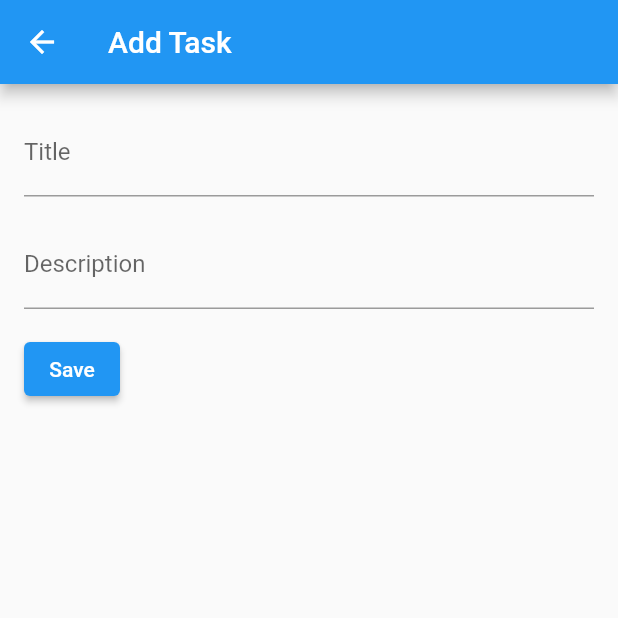
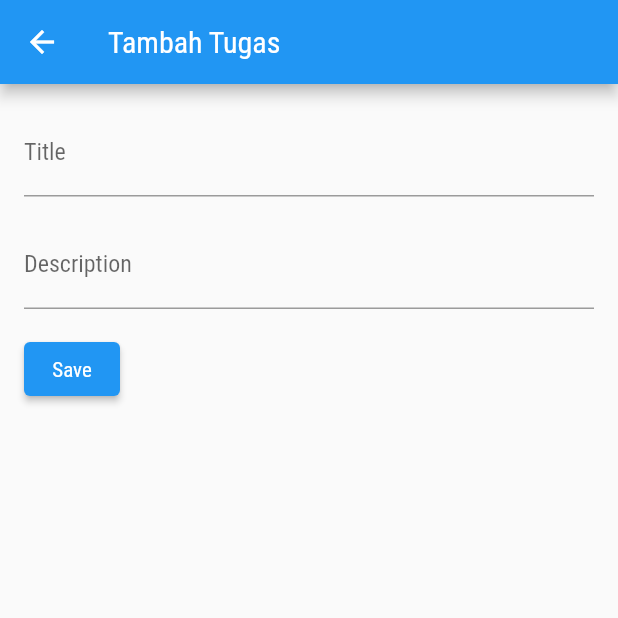
Before and after one commit to arielcatur/KelolaTugas_Mobile, a Flutter app: the HomePage screen opened directly, after a tap on the "add" icon, on a phone screen of 412 x 824 dp, the top half of it. Run offline on Flutter 3.47's test engine with Material 2 defaults, Android fonts, the phone set to English and light mode, and no system bars.

```diff
--- /dev/null
+++ b/uas_mobile/lib/halaman1.dart
@@ -0,0 +1,267 @@
+import 'package:flutter/material.dart';
+
+void main() {
+  runApp(TaskManagerApp());
+}
+
+class TaskManagerApp extends StatelessWidget {
+  const TaskManagerApp({super.key});
+
+  @override
+  Widget build(BuildContext context) {
+    return MaterialApp(
+      debugShowCheckedModeBanner: false,
+      title: 'Kelola Tugas',
+      theme: ThemeData(
+        primarySwatch: Colors.blue,
+      ),
+      home: HomePage(),
+    );
+  }
+}
+
+class HomePage extends StatefulWidget {
+  @override
+  _HomePageState createState() => _HomePageState();
+}
+
+class _HomePageState extends State<HomePage> {
+  List<Task> taskList = [];
+
+  @override
+  Widget build(BuildContext context) {
+    return Scaffold(
+      backgroundColor: Colors.lightBlue,
+      appBar: AppBar(
+        title: Text('Kelola Tugas'),
+      ),
+      body: Column(
+        children: [
+          Container(
+            margin: EdgeInsets.only(top: 20),
+            child: CircleAvatar(
+              backgroundImage: AssetImage('../assets/images/ariel.jpeg'),
+              radius: 75.0,
+            ),
+          ),
+          Text(
+            'Ariel Caturputra Kalew',
+            style: TextStyle(
+                fontSize: 28,
+                fontWeight: FontWeight.bold,
+                color: Colors.white,
+                fontFamily: 'Roboto'),
+          ),
+          Text(
+            '2009116011',
+            style: TextStyle(
+                fontSize: 24,
+                fontWeight: FontWeight.w600,
+                color: Colors.lightBlue.shade100,
+                fontFamily: 'Roboto'),
+          ),
+          Divider(
+            color: Colors.lightBlue.shade100,
+            height: 20.0,
+            thickness: 1.0,
+            indent: 80,
+            endIndent: 80,
+          ),
+          Text(
+            'Daftar Tugas:',
+            style: TextStyle(
+                fontSize: 16,
+                fontWeight: FontWeight.normal,
+                color: Colors.lightBlue.shade100,
+                fontFamily: 'Roboto'),
+          ),
+          Expanded(
+            child: ListView.builder(
+              itemCount: taskList.length,
+              itemBuilder: (context, index) {
+                final task = taskList[index];
+                return ListTile(
+                  title: Text(
+                    task.title,
+                    style: TextStyle(
+                        fontWeight: FontWeight.bold, color: Colors.white),
+                  ),
+                  subtitle: Text(task.description,
+                      style: TextStyle(
+                        color: Colors.lightBlue.shade100,
+                      )),
+                  onTap: () {
+                    Navigator.push(
+                      context,
+                      MaterialPageRoute(
+                        builder: (context) => TaskDetailPage(
+                          task: task,
+                          onDelete: () {
+                            _deleteTask(task);
+                          },
+                        ),
+                      ),
+                    );
+                  },
+                );
+              },
+            ),
+          ),
+        ],
+      ),
+      floatingActionButton: FloatingActionButton(
+        backgroundColor: Colors.white,
+        child: Icon(Icons.add, color: Colors.blue),
+        onPressed: () {
+          Navigator.push(
+            context,
+            MaterialPageRoute(
+              builder: (context) => AddTaskPage(
+                onTaskAdded: (newTask) {
+                  setState(() {
+                    taskList.add(newTask);
+                  });
+                },
+              ),
+            ),
+          );
+        },
+      ),
+    );
+  }
+
+  void _deleteTask(Task task) {
+    setState(() {
+      taskList.remove(task);
+    });
+    ScaffoldMessenger.of(context).showSnackBar(
+      SnackBar(content: Text('Task deleted')),
+    );
+  }
+}
+
+class AddTaskPage extends StatelessWidget {
+  final Function(Task) onTaskAdded;
+
+  AddTaskPage({required this.onTaskAdded});
+
+  @override
+  Widget build(BuildContext context) {
+    String title = '';
+    String description = '';
+
+    return Scaffold(
+      appBar: AppBar(
+        title: Text('Tambah Tugas'),
+      ),
+      body: Padding(
+        padding: EdgeInsets.all(16.0),
+        child: Column(
+          crossAxisAlignment: CrossAxisAlignment.start,
+          children: [
+            TextField(
+              onChanged: (value) {
+                title = value;
+              },
+              decoration: InputDecoration(
+                labelText: 'Title',
+              ),
+            ),
+            SizedBox(height: 16.0),
+            TextField(
+              onChanged: (value) {
+                description = value;
+              },
+              decoration: InputDecoration(
+                labelText: 'Description',
+              ),
+            ),
+            SizedBox(height: 16.0),
+            ElevatedButton(
+              onPressed: () {
+                final newTask = Task(title: title, description: description);
+                onTaskAdded(newTask);
+                Navigator.pop(context);
+              },
+              child: Text('Save'),
+            ),
+          ],
+        ),
+      ),
+    );
+  }
+}
+
+class TaskDetailPage extends StatelessWidget {
+  final Task task;
+  final Function onDelete;
+
+  TaskDetailPage({required this.task, required this.onDelete});
+
+  @override
+  Widget build(BuildContext context) {
+    return Scaffold(
+      appBar: AppBar(
+        title: Text('Detail Tugas'),
+      ),
+      body: Padding(
+        padding: EdgeInsets.all(16.0),
+        child: Column(
+          crossAxisAlignment: CrossAxisAlignment.start,
+          children: [
+            Text(
+              '${task.title}',
+              style: TextStyle(fontSize: 18.0, fontWeight: FontWeight.bold),
+            ),
+            SizedBox(height: 8.0),
+            Text('${task.description}'),
+            SizedBox(height: 16.0),
+            ElevatedButton(
+              onPressed: () {
+                _showDeleteConfirmationDialog(context);
+              },
+              child: Text('Delete'),
+            ),
+          ],
+        ),
+      ),
+    );
+  }
+
+  void _showDeleteConfirmationDialog(BuildContext context) {
+    showDialog(
+      context: context,
+      builder: (BuildContext context) {
+        return AlertDialog(
+          title: Text('Delete Task'),
+          content: Text('Are you sure you want to delete this task?'),
+          actions: [
+            TextButton(
+              child: Text('Cancel'),
+              onPressed: () {
+                Navigator.of(context).pop();
+              },
+            ),
+            TextButton(
+              child: Text('Delete'),
+              onPressed: () {
+                onDelete();
+                Navigator.of(context).pop();
+                ScaffoldMessenger.of(context).showSnackBar(
+                  SnackBar(content: Text('Task deleted')),
+                );
+              },
+            ),
+          ],
+        );
+      },
+    );
+  }
+}
+
+class Task {
+  final String title;
+  final String description;
+
+  Task({required this.title, required this.description});
+}
--- a/uas_mobile/lib/main.dart
+++ b/uas_mobile/lib/main.dart
@@ -1,211 +1,32 @@
 import 'package:flutter/material.dart';
+import 'package:uas_mobile/login.dart';
+import 'package:uas_mobile/halaman1.dart';
+import 'package:uas_mobile/halaman2.dart';
+// import 'package:uas_mobile/halaman3.dart';
 
 void main() {
-  runApp(TaskManagerApp());
+  runApp(const MyApp());
 }
 
-class TaskManagerApp extends StatelessWidget {
+class MyApp extends StatefulWidget {
+  const MyApp({super.key});
+
+  @override
+  State<MyApp> createState() => _MyAppState();
+}
+
+class _MyAppState extends State<MyApp> {
   @override
   Widget build(BuildContext context) {
     return MaterialApp(
-      title: 'Task Manager',
-      theme: ThemeData(
-        primarySwatch: Colors.blue,
-      ),
-      home: HomePage(),
-    );
-  }
-}
-
-class HomePage extends StatefulWidget {
-  @override
-  _HomePageState createState() => _HomePageState();
-}
-
-class _HomePageState extends State<HomePage> {
-  List<Task> taskList = [];
-
-  @override
-  Widget build(BuildContext context) {
-    return Scaffold(
-      appBar: AppBar(
-        title: Text('Task Manager'),
-      ),
-      body: ListView.builder(
-        itemCount: taskList.length,
-        itemBuilder: (context, index) {
-          final task = taskList[index];
-          return ListTile(
-            title: Text(task.title),
-            subtitle: Text(task.description),
-            onTap: () {
-              Navigator.push(
-                context,
-                MaterialPageRoute(
-                  builder: (context) => TaskDetailPage(
-                    task: task,
-                    onDelete: () {
-                      _deleteTask(task);
-                    },
-                  ),
-                ),
-              );
-            },
-          );
-        },
-      ),
-      floatingActionButton: FloatingActionButton(
-        child: Icon(Icons.add),
-        onPressed: () {
-          Navigator.push(
-            context,
-            MaterialPageRoute(
-              builder: (context) => AddTaskPage(
-                onTaskAdded: (newTask) {
-                  setState(() {
-                    taskList.add(newTask);
-                  });
-                },
-              ),
-            ),
-          );
-        },
-      ),
-    );
-  }
-
-  void _deleteTask(Task task) {
-    setState(() {
-      taskList.remove(task);
-    });
-    ScaffoldMessenger.of(context).showSnackBar(
-      SnackBar(content: Text('Task deleted')),
-    );
-  }
-}
-
-class AddTaskPage extends StatelessWidget {
-  final Function(Task) onTaskAdded;
-
-  AddTaskPage({required this.onTaskAdded});
-
-  @override
-  Widget build(BuildContext context) {
-    String title = '';
-    String description = '';
-
-    return Scaffold(
-      appBar: AppBar(
-        title: Text('Add Task'),
-      ),
-      body: Padding(
-        padding: EdgeInsets.all(16.0),
-        child: Column(
-          crossAxisAlignment: CrossAxisAlignment.start,
-          children: [
-            TextField(
-              onChanged: (value) {
-                title = value;
-              },
-              decoration: InputDecoration(
-                labelText: 'Title',
-              ),
-            ),
-            SizedBox(height: 16.0),
-            TextField(
-              onChanged: (value) {
-                description = value;
-              },
-              decoration: InputDecoration(
-                labelText: 'Description',
-              ),
-            ),
-            SizedBox(height: 16.0),
-            ElevatedButton(
-              onPressed: () {
-                final newTask = Task(title: title, description: description);
-                onTaskAdded(newTask);
-                Navigator.pop(context);
-              },
-              child: Text('Save'),
-            ),
-          ],
-        ),
-      ),
-    );
-  }
-}
-
-class TaskDetailPage extends StatelessWidget {
-  final Task task;
-  final Function onDelete;
-
-  TaskDetailPage({required this.task, required this.onDelete});
-
-  @override
-  Widget build(BuildContext context) {
-    return Scaffold(
-      appBar: AppBar(
-        title: Text('Task Detail'),
-      ),
-      body: Padding(
-        padding: EdgeInsets.all(16.0),
-        child: Column(
-          crossAxisAlignment: CrossAxisAlignment.start,
-          children: [
-            Text(
-              '${task.title}',
-              style: TextStyle(fontSize: 18.0, fontWeight: FontWeight.bold),
-            ),
-            SizedBox(height: 8.0),
-            Text('${task.description}'),
-            SizedBox(height: 16.0),
-            ElevatedButton(
-              onPressed: () {
-                _showDeleteConfirmationDialog(context);
-              },
-              child: Text('Delete'),
-            ),
-          ],
-        ),
-      ),
-    );
-  }
-
-  void _showDeleteConfirmationDialog(BuildContext context) {
-    showDialog(
-      context: context,
-      builder: (BuildContext context) {
-        return AlertDialog(
-          title: Text('Delete Task'),
-          content: Text('Are you sure you want to delete this task?'),
-          actions: [
-            TextButton(
-              child: Text('Cancel'),
-              onPressed: () {
-                Navigator.of(context).pop();
-              },
-            ),
-            TextButton(
-              child: Text('Delete'),
-              onPressed: () {
-                onDelete();
-                Navigator.of(context).pop();
-                ScaffoldMessenger.of(context).showSnackBar(
-                  SnackBar(content: Text('Task deleted')),
-                );
-              },
-            ),
-          ],
-        );
+      debugShowCheckedModeBanner: false,
+      initialRoute: "/",
+      routes: {
+        "/": (context) => const Login(),
+        "/halaman1": (context) => const TaskManagerApp(),
+        "/halaman2": (context) => const Halaman2(),
+        // "/halaman3":(context) => const Halaman3(),
       },
     );
   }
 }
-
-class Task {
-  final String title;
-  final String description;
-
-  Task({required this.title, required this.description});
-}
```
Also changed, not shown: uas_mobile/lib/halaman2.dart (added, +81 -0 lines), uas_mobile/lib/login.dart (added, +91 -0 lines), uas_mobile/lib/tes.dart (added, +52 -0 lines), uas_mobile/pubspec.yaml (+11 -8 lines), uas_mobile/assets/images/ariel.jpeg (added), uas_mobile/assets/images/login.png (added), uas_mobile/fonts/Pacifico-Regular.ttf (added), uas_mobile/fonts/RobotoCondensed-Regular.ttf (added).
